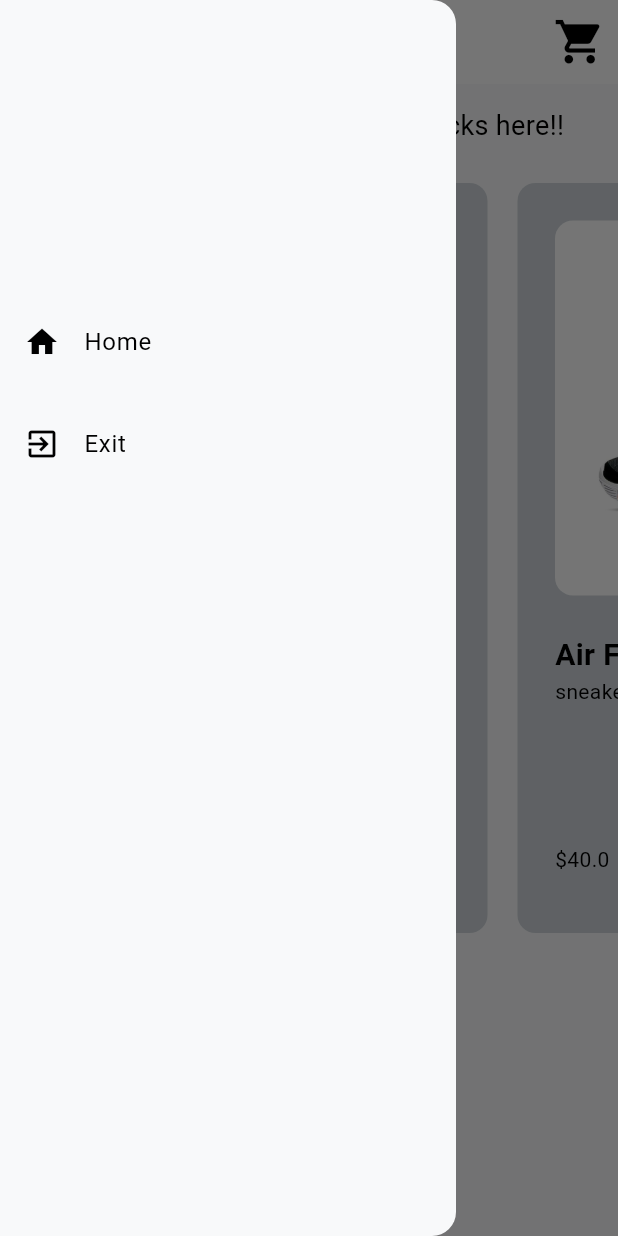
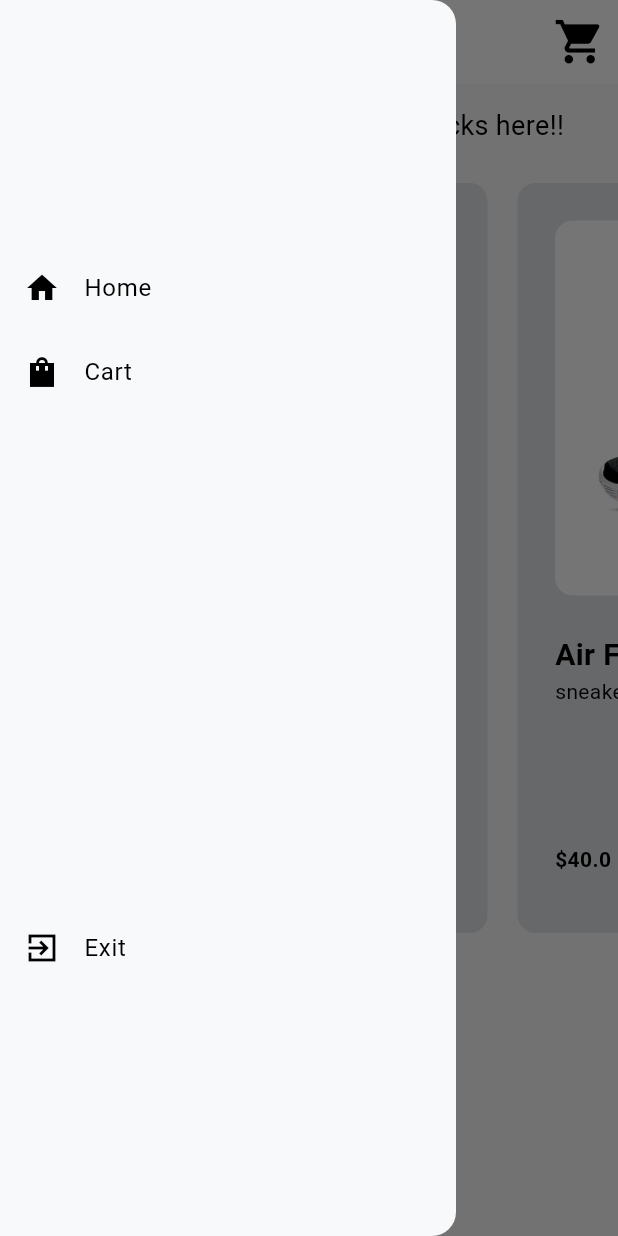
Before and after one commit to jp-madu/flykicksinc, a Flutter app: the screen it shows after launch, with the side drawer open, on a phone screen of 412 x 824 dp. Run offline on Flutter 3.47's test engine with Material 3 defaults, Android fonts, the light colour scheme and no system bars; drawn by our look-alikes of google_nav_bar; our stand-ins replace flutter_riverpod.

Commit message:
final project implementation

```diff
--- /dev/null
+++ b/lib/components/colors.dart
@@ -0,0 +1,15 @@
+import 'package:flutter/material.dart';
+
+class FlyKicksIncColors {
+  static const MaterialColor primary = MaterialColor(0xff6C757D, <int, Color>{
+    50: Color(0xffF8F9FA),
+    100: Color(0xffE9ECEF),
+    200: Color(0xffDEE2E6),
+    300: Color(0xffCED4DA),
+    400: Color(0xffADB5BD),
+    500: Color(0xff6C757D),
+    600: Color(0xff495057),
+    700: Color(0xff343A40),
+    800: Color(0xff212529),
+  });
+}
--- a/lib/components/global_drawer.dart
+++ b/lib/components/global_drawer.dart
@@ -1,30 +1,44 @@
 import 'package:flutter/material.dart';
 
 class GlobalDrawer extends StatelessWidget {
-  const GlobalDrawer({super.key});
+  void Function()? navigateToStore;
+  void Function()? navigateToCart;
+  GlobalDrawer({
+    super.key,
+    required this.navigateToCart,
+    required this.navigateToStore,
+  });
 
   @override
   Widget build(BuildContext context) {
     return Drawer(
       backgroundColor: Theme.of(context).colorScheme.background,
       child: Column(
+        mainAxisAlignment: MainAxisAlignment.spaceAround,
         children: [
-          SizedBox(
-            height: 200,
+          // const SizedBox(
+          //   height: 200,
+          // ),
+          Column(
+            children: [
+              ListTile(
+                leading: Icon(Icons.home),
+                title: Text('Home'),
+                onTap: navigateToStore,
+              ),
+
+              // padding: const EdgeInsets.symmetric(vertical: 12.0),
+              ListTile(
+                leading: Icon(Icons.shopping_bag_sharp),
+                title: Text('Cart'),
+                onTap: navigateToCart,
+              ),
+            ],
           ),
           ListTile(
-            leading: Icon(Icons.home),
-            title: Text('Home'),
-            onTap: () => Navigator.pop(context),
-          ),
-          Padding(
-            padding: const EdgeInsets.symmetric(vertical: 12.0),
-            child: ListTile(
-              leading: Icon(Icons.exit_to_app),
+              leading: Icon(Icons.exit_to_app_sharp),
               title: Text('Exit'),
-              onTap: () => Navigator.pop(context),
-            ),
-          ),
+              onTap: () => Navigator.pop(context)),
         ],
       ),
     );
--- a/lib/components/shopping_cart.dart
+++ b/lib/components/shopping_cart.dart
@@ -4,7 +4,8 @@ import 'package:flutter_riverpod/flutter_riverpod.dart';
 import '../data/cart_notifier.dart';
 
 class ShoppingCartIconWithOverlay extends ConsumerWidget {
-  const ShoppingCartIconWithOverlay({Key? key}) : super(key: key);
+  void Function()? onPressed;
+  ShoppingCartIconWithOverlay({super.key, required this.onPressed});
 
   @override
   Widget build(BuildContext context, WidgetRef ref) {
@@ -15,7 +16,7 @@ class ShoppingCartIconWithOverlay extends ConsumerWidget {
       children: [
         IconButton(
           icon: const Icon(Icons.shopping_cart, size: 35.0),
-          onPressed: () {},
+          onPressed: onPressed,
         ),
         if (cartCount > 0)
           Positioned(
--- a/lib/components/sneaker_tile.dart
+++ b/lib/components/sneaker_tile.dart
@@ -1,6 +1,7 @@
 import 'package:flutter/material.dart';
 import 'package:flutter/widgets.dart';
 import 'package:flutter_riverpod/flutter_riverpod.dart';
+import 'package:flykicksinc/components/colors.dart';
 import 'package:flykicksinc/data/cart_notifier.dart';
 import 'package:flykicksinc/model/sneaker.dart';
 
@@ -40,7 +41,7 @@ class SneakerTile extends ConsumerWidget {
     return Container(
       width: 300,
       decoration: BoxDecoration(
-        color: Theme.of(context).colorScheme.secondary,
+        color: FlyKicksIncColors.primary.shade200,
         borderRadius: BorderRadius.circular(12),
       ),
       margin: const EdgeInsets.all(10),
@@ -88,7 +89,10 @@ class SneakerTile extends ConsumerWidget {
           Row(
             mainAxisAlignment: MainAxisAlignment.spaceBetween,
             children: [
-              Text('\$${sneaker.price}'),
+              Text(
+                '\$${sneaker.price}',
+                style: TextStyle(fontWeight: FontWeight.bold),
+              ),
               Container(
                 decoration: BoxDecoration(
                   color: Theme.of(context).colorScheme.primary,
--- a/lib/main.dart
+++ b/lib/main.dart
@@ -2,7 +2,6 @@ import 'package:flutter/material.dart';
 import 'package:flutter_riverpod/flutter_riverpod.dart';
 import 'package:flykicksinc/themes/light_mode.dart';
 
-import 'pages/cart_page.dart';
 import 'pages/intro_page.dart';
 
 void main() {
@@ -16,9 +15,6 @@ class MyApp extends StatelessWidget {
   @override
   Widget build(BuildContext context) {
     return MaterialApp(
-      routes: {
-        '/cartpage': (context) => CartPage(),
-      },
       debugShowCheckedModeBanner: false,
       theme: lightMode,
       home: IntroPage(),
--- a/lib/pages/intro_page.dart
+++ b/lib/pages/intro_page.dart
@@ -1,10 +1,7 @@
 import 'package:flutter/material.dart';
-import 'package:flutter_riverpod/flutter_riverpod.dart';
-
 import 'package:flykicksinc/components/google_navbar.dart';
 import 'package:flykicksinc/pages/cart_page.dart';
 import 'package:flykicksinc/pages/store_page.dart';
-
 import '../components/global_drawer.dart';
 import '../components/shopping_cart.dart';
 
@@ -17,6 +14,7 @@ class IntroPage extends StatefulWidget {
 
 class _IntroPageState extends State<IntroPage> {
   int _selectedIndex = 0;
+  bool isCartpageActive = true;
 
   void navigateBottomBar(int index) {
     setState(() {
@@ -24,27 +22,60 @@ class _IntroPageState extends State<IntroPage> {
     });
   }
 
-  List<Widget> _pages = [
+//navigate to cart from the appbar
+  void navigateToCartPage() {
+    setState(() {
+      _selectedIndex = 1; // Set index to CartPage
+    });
+  }
+
+//navigate to cart from the drawer
+  void navigateToCart() {
+    Navigator.pop(context);
+    setState(() {
+      _selectedIndex = 1; // Set index to CartPage
+    });
+  }
+
+//navigate to store from the drawer
+  void navigateToStore() {
+    Navigator.pop(context);
+    setState(() {
+      _selectedIndex = 0; // Set index to StorePage
+    });
+  }
+
+  final List<Widget> _pages = [
     //store page
     StorePage(),
 
     //cart page
-    CartPage(),
+    CartPage()
   ];
 
   @override
   Widget build(BuildContext context) {
+    final List<String> appBarTitles = ["Store Page", "Cart Page"];
+
     return Scaffold(
       backgroundColor: Theme.of(context).colorScheme.background,
       bottomNavigationBar: GoogleNavbar(
         onTabChange: (index) => navigateBottomBar(index),
       ),
       appBar: AppBar(
+        title: Center(
+          child: Text(appBarTitles[_selectedIndex]),
+        ),
         actions: [
-          ShoppingCartIconWithOverlay(),
+          ShoppingCartIconWithOverlay(
+            onPressed: navigateToCartPage,
+          ),
         ],
       ),
-      drawer: GlobalDrawer(),
+      drawer: GlobalDrawer(
+        navigateToCart: navigateToCart,
+        navigateToStore: navigateToStore,
+      ),
       body: _pages[_selectedIndex],
     );
   }
--- a/lib/pages/store_page.dart
+++ b/lib/pages/store_page.dart
@@ -4,7 +4,9 @@ import 'package:flykicksinc/model/sneaker.dart';
 import '../components/sneaker_tile.dart';
 
 class StorePage extends StatefulWidget {
-  const StorePage({super.key});
+  const StorePage({
+    super.key,
+  });
 
   @override
   State<StorePage> createState() => _StorePageState();
```
Also changed, not shown: lib/pages/cart_page.dart (+23 -18 lines).
